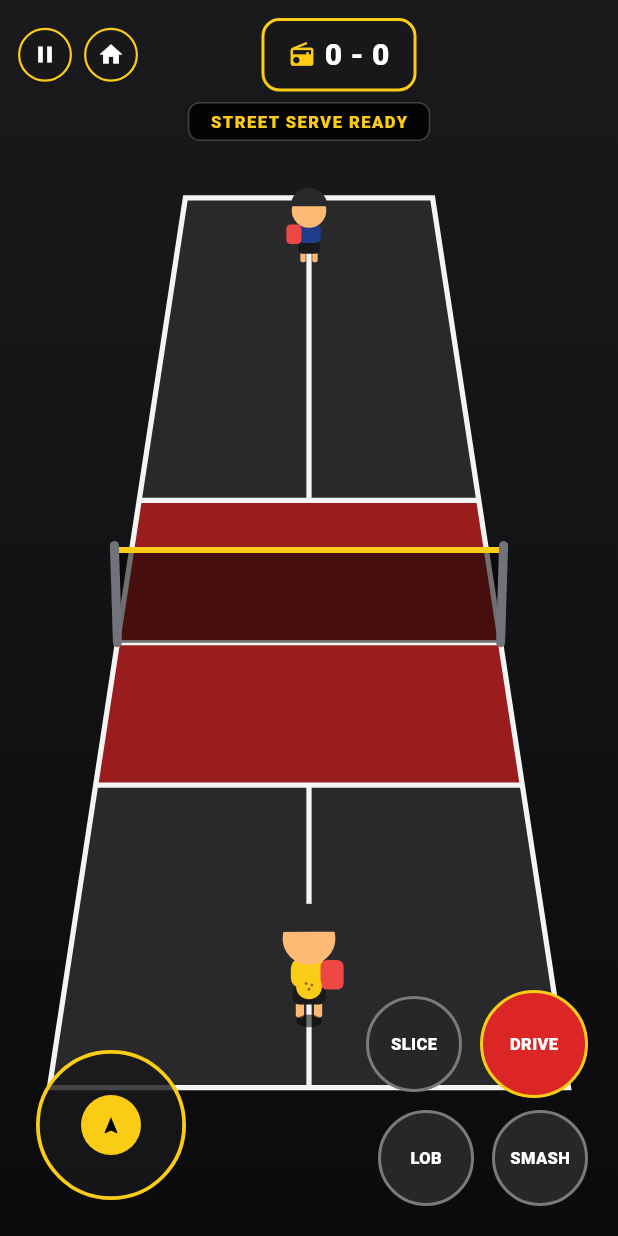
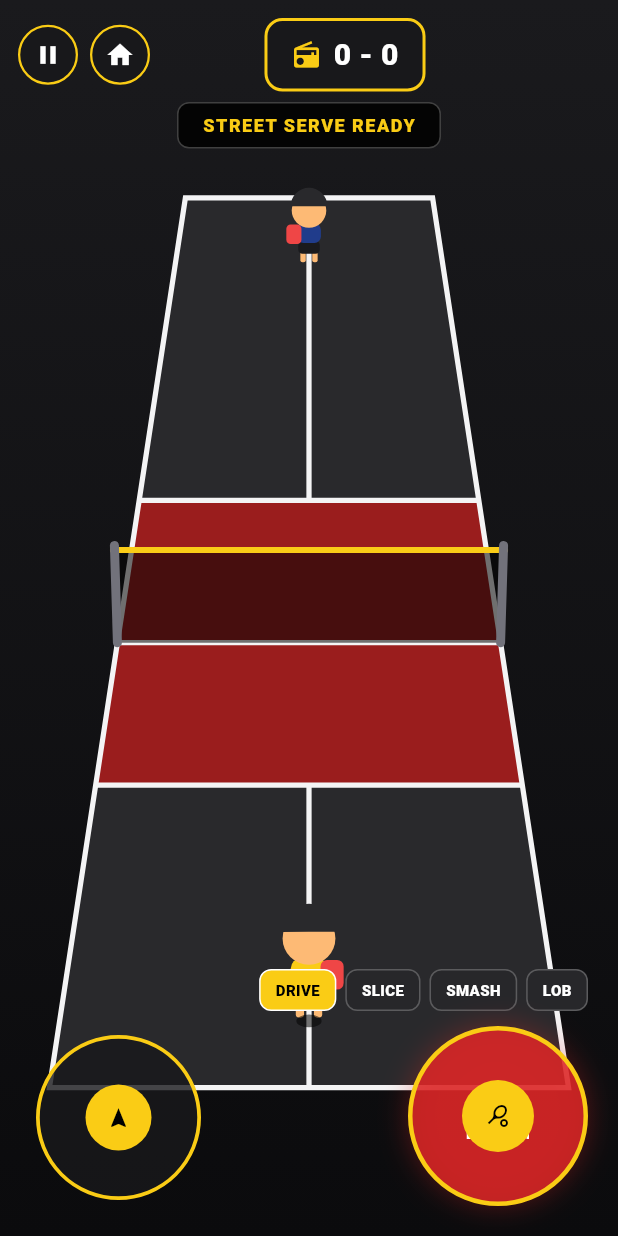
Before and after one commit to seviioo/Pickleball_App, a Flutter app: the CourtGameplayScreen screen opened directly with sample values from the repository, on a phone screen of 412 x 824 dp. Run offline on Flutter 3.47's test engine with Material 3 defaults, Android fonts, the light colour scheme and no system bars; our stand-ins replace shared_preferences; missing offline and left inert: flame, flame_audio; accounts and stored records are empty.

Commit message:
Added drag and aim in Court gameplay

```diff
--- a/lib/screens/court_gameplay_screen.dart
+++ b/lib/screens/court_gameplay_screen.dart
@@ -40,6 +40,7 @@ class _CourtGameplayScreenState extends State<CourtGameplayScreen> {
   bool _hasShownGameOverModal = false;
   double ultimateGauge = 0.0;
   bool isUltimateActive = false;
+
   double ballX = 0.0;
   double ballY = 0.85;
   double ballHeight = 0.4;
@@ -47,16 +48,20 @@ class _CourtGameplayScreenState extends State<CourtGameplayScreen> {
   double playerY = 0.85;
   double opponentX = 0.0;
   double opponentY = -0.85;
+
   double? orbX;
   double? orbY;
   OrbType? orbType;
   bool isDoublePointsActive = false;
   bool isAiShrunk = false;
   String? timingFeedback;
+
   double? aimTargetX;
   double? aimTargetY;
   bool isAiming = false;
+
   String selectedShotType = 'DRIVE';
+
   CharacterAnimState playerAnimState = CharacterAnimState.idle;
   CharacterAnimState aiAnimState = CharacterAnimState.idle;
   int playerFrame = 0;
@@ -135,6 +140,7 @@ class _CourtGameplayScreenState extends State<CourtGameplayScreen> {
               this.aimTargetY = aimTargetY;
               this.isAiming = isAiming;
             });
+
             if (isGameOver && !_hasShownGameOverModal) {
               _hasShownGameOverModal = true;
               _showGameOverDialog();
@@ -328,9 +334,6 @@ class _CourtGameplayScreenState extends State<CourtGameplayScreen> {
           playerScore: playerScore,
           opponentScore: opponentScore,
           aiDupr: widget.aiDupr,
-          isVictory: playerScore > opponentScore,
-          isTournamentMatch: widget.isTournamentMatch,
-          tournamentRound: widget.tournamentRound,
         ),
       ),
     );
@@ -341,35 +344,6 @@ class _CourtGameplayScreenState extends State<CourtGameplayScreen> {
     return Scaffold(
       backgroundColor: const Color(0xFF09090B),
       body: SafeArea(
-        child: OrientationBuilder(
-          builder: (context, orientation) {
-            final bool isLandscape = orientation == Orientation.landscape;
-
-            return GestureDetector(
-              onPanStart: (details) {
-                final RenderBox? box = context.findRenderObject() as RenderBox?;
-                if (box != null) {
-                  final localPos = box.globalToLocal(details.globalPosition);
-                  final normX = ((localPos.dx / box.size.width) - 0.5) * 2.0;
-                  final normY = ((localPos.dy / box.size.height) - 0.5) * 2.0;
-                  game.updateAim(Offset(normX, normY));
-                }
-              },
-              onPanUpdate: (details) {
-                final RenderBox? box = context.findRenderObject() as RenderBox?;
-                if (box != null) {
-                  final localPos = box.globalToLocal(details.globalPosition);
-                  final normX = ((localPos.dx / box.size.width) - 0.5) * 2.0;
-                  final normY = ((localPos.dy / box.size.height) - 0.5) * 2.0;
-                  game.updateAim(Offset(normX, normY));
-                }
-              },
-              onPanEnd: (details) {
-                game.triggerDragAttack(Offset.zero, selectedShotType);
-              },
-              onPanCancel: () {
-                game.cancelAim();
-              },
         child: Stack(
           children: [
             Positioned.fill(
@@ -394,6 +368,9 @@ class _CourtGameplayScreenState extends State<CourtGameplayScreen> {
                   aiAnimState: aiAnimState,
                   playerFrame: playerFrame,
                   aiFrame: aiFrame,
+                  aimTargetX: aimTargetX,
+                  aimTargetY: aimTargetY,
+                  isAiming: isAiming,
                 ),
               ),
             ),
@@ -403,8 +380,10 @@ class _CourtGameplayScreenState extends State<CourtGameplayScreen> {
                 child: GameWidget(game: game),
               ),
             ),
+
+            // Top Header Bar
             Positioned(
-                    top: isLandscape ? 6 : 12,
+              top: 12,
               left: 12,
               right: 12,
               child: Row(
@@ -418,28 +397,25 @@ class _CourtGameplayScreenState extends State<CourtGameplayScreen> {
                     ],
                   ),
                   Container(
-                          padding: EdgeInsets.symmetric(
-                            horizontal: isLandscape ? 12 : 16,
-                            vertical: isLandscape ? 4 : 8,
-                          ),
+                    padding:
+                        const EdgeInsets.symmetric(horizontal: 16, vertical: 8),
                     decoration: BoxDecoration(
                       color: const Color(0xFF18181B),
                       borderRadius: BorderRadius.circular(12),
-                            border: Border.all(
-                                color: const Color(0xFFFACC15), width: 2),
+                      border:
+                          Border.all(color: const Color(0xFFFACC15), width: 2),
                     ),
                     child: Row(
                       children: [
                         const Icon(Icons.radio,
-                                  color: Color(0xFFFACC15), size: 18),
-                              const SizedBox(width: 6),
+                            color: Color(0xFFFACC15), size: 20),
+                        const SizedBox(width: 8),
                         Text(
                           '$playerScore - $opponentScore',
-                                style: TextStyle(
+                          style: const TextStyle(
                               color: Colors.white,
-                                  fontSize: isLandscape ? 16 : 20,
-                                  fontWeight: FontWeight.w900,
-                                ),
+                              fontSize: 20,
+                              fontWeight: FontWeight.w900),
                         ),
                       ],
                     ),
@@ -447,31 +423,33 @@ class _CourtGameplayScreenState extends State<CourtGameplayScreen> {
                   if (isDoublePointsActive)
                     Container(
                       padding: const EdgeInsets.symmetric(
-                                horizontal: 10, vertical: 4),
+                          horizontal: 12, vertical: 6),
                       decoration: BoxDecoration(
                           color: const Color(0xFFEAB308),
                           borderRadius: BorderRadius.circular(8)),
-                            child: const Text('2X POINTS',
+                      child: const Text('2X POINTS ACTIVE',
                           style: TextStyle(
                               color: Colors.black,
                               fontWeight: FontWeight.w900,
-                                    fontSize: 10)),
+                              fontSize: 11)),
                     )
                   else
                     const SizedBox(width: 40),
                 ],
               ),
             ),
+
+            // Match Status Banner
             Positioned(
-                    top: isLandscape ? 44 : 68,
+              top: 68,
               left: 0,
               right: 0,
               child: Center(
                 child: Container(
-                        padding: const EdgeInsets.symmetric(
-                            horizontal: 14, vertical: 4),
+                  padding:
+                      const EdgeInsets.symmetric(horizontal: 16, vertical: 6),
                   decoration: BoxDecoration(
-                          color: Colors.black.withOpacity(0.85),
+                    color: Colors.black.withValues(alpha: 0.85),
                     borderRadius: BorderRadius.circular(8),
                     border: Border.all(color: Colors.white24),
                   ),
@@ -479,70 +457,61 @@ class _CourtGameplayScreenState extends State<CourtGameplayScreen> {
                     matchStatus,
                     style: const TextStyle(
                         color: Color(0xFFFACC15),
-                              fontSize: 11,
+                        fontSize: 12,
                         fontWeight: FontWeight.w900,
                         letterSpacing: 1.0),
                   ),
                 ),
               ),
             ),
+
             if (!isGameOver) ...[
+              // Left Joystick (Movement)
               Positioned(
-                      left: isLandscape ? 16 : 24,
-                      bottom: isLandscape ? 12 : 24,
+                left: 24,
+                bottom: 24,
                 child: TouchJoystickWheel(
                   onJoystickMoved: (Offset direction) {
                     game.updatePlayerMovement(direction);
                   },
                 ),
               ),
+
+              // Right Drag-and-Release Aiming Pad
               Positioned(
-                      right: isLandscape ? 16 : 20,
-                      bottom: isLandscape ? 10 : 20,
+                right: 20,
+                bottom: 20,
                 child: Column(
                   mainAxisSize: MainAxisSize.min,
                   crossAxisAlignment: CrossAxisAlignment.end,
                   children: [
+                    // Shot Type Toggle Row
                     Row(
                       mainAxisSize: MainAxisSize.min,
                       children: [
-                              _buildStreetButton(
-                                label: 'SLICE',
-                                onPressed: () =>
-                                    setState(() => selectedShotType = 'SLICE'),
-                                isPrimary: selectedShotType == 'SLICE',
-                                isLandscape: isLandscape,
-                              ),
-                              SizedBox(width: isLandscape ? 8 : 12),
-                              _buildStreetButton(
-                                label: 'DRIVE',
-                                onPressed: () =>
-                                    setState(() => selectedShotType = 'DRIVE'),
-                                isPrimary: selectedShotType == 'DRIVE',
-                                isLandscape: isLandscape,
-                              ),
+                        _buildShotTypeChip('DRIVE'),
+                        const SizedBox(width: 6),
+                        _buildShotTypeChip('SLICE'),
+                        const SizedBox(width: 6),
+                        _buildShotTypeChip('SMASH'),
+                        const SizedBox(width: 6),
+                        _buildShotTypeChip('LOB'),
                       ],
                     ),
-                          SizedBox(height: isLandscape ? 6 : 8),
-                          Row(
-                            mainAxisSize: MainAxisSize.min,
-                            children: [
-                              _buildStreetButton(
-                                label: 'LOB',
-                                onPressed: () =>
-                                    setState(() => selectedShotType = 'LOB'),
-                                isPrimary: selectedShotType == 'LOB',
-                                isLandscape: isLandscape,
-                              ),
-                              SizedBox(width: isLandscape ? 8 : 12),
-                              _buildStreetButton(
-                                label: 'SMASH',
-                                onPressed: () =>
-                                    setState(() => selectedShotType = 'SMASH'),
-                                isPrimary: selectedShotType == 'SMASH',
-                                isLandscape: isLandscape,
-                              ),
-                            ],
+                    const SizedBox(height: 10),
+                    // Drag Attack Pad
+                    DragAttackJoystick(
+                      selectedShotType: selectedShotType,
+                      onAimUpdated: (Offset aimNormalized) {
+                        game.updateAim(aimNormalized);
+                      },
+                      onReleaseAttack: (Offset releaseNormalized) {
+                        game.triggerDragAttack(
+                            releaseNormalized, selectedShotType);
+                      },
+                      onCancelAim: () {
+                        game.cancelAim();
+                      },
                     ),
                   ],
                 ),
@@ -550,8 +519,28 @@ class _CourtGameplayScreenState extends State<CourtGameplayScreen> {
             ],
           ],
         ),
+      ),
     );
-          },
+  }
+
+  Widget _buildShotTypeChip(String type) {
+    final bool isSelected = selectedShotType == type;
+    return GestureDetector(
+      onTap: () => setState(() => selectedShotType = type),
+      child: Container(
+        padding: const EdgeInsets.symmetric(horizontal: 10, vertical: 6),
+        decoration: BoxDecoration(
+          color: isSelected ? const Color(0xFFFACC15) : const Color(0xFF27272A),
+          borderRadius: BorderRadius.circular(8),
+          border: Border.all(color: isSelected ? Colors.white : Colors.white24),
+        ),
+        child: Text(
+          type,
+          style: TextStyle(
+            color: isSelected ? Colors.black : Colors.white,
+            fontSize: 10,
+            fontWeight: FontWeight.w900,
+          ),
         ),
       ),
     );
@@ -559,51 +548,17 @@ class _CourtGameplayScreenState extends State<CourtGameplayScreen> {
 
   Widget _buildHeaderIconButton(IconData icon, VoidCallback onPressed) {
     return Container(
-      width: 36,
-      height: 36,
+      width: 40,
+      height: 40,
       decoration: BoxDecoration(
-        color: const Color(0xFF18181B).withOpacity(0.8),
+        color: const Color(0xFF18181B).withValues(alpha: 0.8),
         shape: BoxShape.circle,
         border: Border.all(color: const Color(0xFFFACC15), width: 1.5),
       ),
       child: IconButton(
         padding: EdgeInsets.zero,
-        icon: Icon(icon, color: Colors.white, size: 18),
+        icon: Icon(icon, color: Colors.white, size: 20),
         onPressed: onPressed,
-      ),
-    );
-  }
-
-  Widget _buildStreetButton({
-    required String label,
-    required VoidCallback onPressed,
-    bool isPrimary = false,
-    bool isLandscape = false,
-  }) {
-    final double size =
-        isLandscape ? (isPrimary ? 58 : 50) : (isPrimary ? 72 : 64);
-
-    return GestureDetector(
-      onTap: onPressed,
-      child: Container(
-        width: size,
-        height: size,
-        decoration: BoxDecoration(
-          color: isPrimary ? const Color(0xFFDC2626) : const Color(0xFF27272A),
-          shape: BoxShape.circle,
-          border: Border.all(
-              color: isPrimary ? const Color(0xFFFACC15) : Colors.white38,
-              width: 2.0),
-        ),
-        child: Center(
-          child: Text(
-            label,
-            style: TextStyle(
-                color: Colors.white,
-                fontWeight: FontWeight.w900,
-                fontSize: isLandscape ? 9 : 11),
-          ),
-        ),
       ),
     );
   }
@@ -619,8 +574,8 @@ class TouchJoystickWheel extends StatefulWidget {
 
 class _TouchJoystickWheelState extends State<TouchJoystickWheel> {
   Offset _dragPosition = Offset.zero;
-  final double _baseRadius = 50.0;
-  final double _knobRadius = 20.0;
+  final double _baseRadius = 55.0;
+  final double _knobRadius = 22.0;
 
   void _updatePosition(Offset offset) {
     final double distance = offset.distance;
@@ -635,6 +590,7 @@ class _TouchJoystickWheelState extends State<TouchJoystickWheel> {
     setState(() {
       _dragPosition = clampedOffset;
     });
+
     final normalized = Offset(
       clampedOffset.dx / maxDistance,
       clampedOffset.dy / maxDistance,
@@ -663,7 +619,7 @@ class _TouchJoystickWheelState extends State<TouchJoystickWheel> {
         height: _baseRadius * 2,
         decoration: BoxDecoration(
           shape: BoxShape.circle,
-          color: const Color(0xFF18181B).withOpacity(0.80),
+          color: const Color(0xFF18181B).withValues(alpha: 0.80),
           border: Border.all(color: const Color(0xFFFACC15), width: 2.5),
         ),
         child: Stack(
@@ -679,7 +635,7 @@ class _TouchJoystickWheelState extends State<TouchJoystickWheel> {
                   color: Color(0xFFFACC15),
                 ),
                 child:
-                    const Icon(Icons.navigation, size: 14, color: Colors.black),
+                    const Icon(Icons.navigation, size: 16, color: Colors.black),
               ),
             ),
           ],
@@ -688,3 +644,120 @@ class _TouchJoystickWheelState extends State<TouchJoystickWheel> {
     );
   }
 }
+
+/// Attack Drag-and-Release Aim Pad Component
+class DragAttackJoystick extends StatefulWidget {
+  final String selectedShotType;
+  final Function(Offset aimNormalized) onAimUpdated;
+  final Function(Offset releaseNormalized) onReleaseAttack;
+  final VoidCallback onCancelAim;
+
+  const DragAttackJoystick({
+    super.key,
+    required this.selectedShotType,
+    required this.onAimUpdated,
+    required this.onReleaseAttack,
+    required this.onCancelAim,
+  });
+
+  @override
+  State<DragAttackJoystick> createState() => _DragAttackJoystickState();
+}
+
+class _DragAttackJoystickState extends State<DragAttackJoystick> {
+  Offset _dragPosition = Offset.zero;
+  final double _baseRadius = 60.0;
+  final double _knobRadius = 24.0;
+
+  void _updatePosition(Offset offset) {
+    final double distance = offset.distance;
+    final double maxDistance = _baseRadius - _knobRadius;
+    Offset clampedOffset = offset;
+    if (distance > maxDistance) {
+      clampedOffset = Offset(
+        (offset.dx / distance) * maxDistance,
+        (offset.dy / distance) * maxDistance,
+      );
+    }
+    setState(() {
+      _dragPosition = clampedOffset;
+    });
+
+    final normalized = Offset(
+      clampedOffset.dx / maxDistance,
+      clampedOffset.dy / maxDistance,
+    );
+    widget.onAimUpdated(normalized);
+  }
+
+  void _onRelease() {
+    final double maxDistance = _baseRadius - _knobRadius;
+    final normalized = Offset(
+      _dragPosition.dx / maxDistance,
+      _dragPosition.dy / maxDistance,
+    );
+    widget.onReleaseAttack(normalized);
+    setState(() {
+      _dragPosition = Offset.zero;
+    });
+  }
+
+  @override
+  Widget build(BuildContext context) {
+    return GestureDetector(
+      onPanStart: (details) => _updatePosition(
+          details.localPosition - Offset(_baseRadius, _baseRadius)),
+      onPanUpdate: (details) => _updatePosition(
+          details.localPosition - Offset(_baseRadius, _baseRadius)),
+      onPanEnd: (_) => _onRelease(),
+      onPanCancel: () {
+        setState(() => _dragPosition = Offset.zero);
+        widget.onCancelAim();
+      },
+      child: Container(
+        width: _baseRadius * 2,
+        height: _baseRadius * 2,
+        decoration: BoxDecoration(
+          shape: BoxShape.circle,
+          color: const Color(0xFFDC2626).withValues(alpha: 0.85),
+          border: Border.all(color: const Color(0xFFFACC15), width: 3.0),
+          boxShadow: [
+            BoxShadow(
+                color: const Color(0xFFDC2626).withValues(alpha: 0.35),
+                blurRadius: 16),
+          ],
+        ),
+        child: Stack(
+          alignment: Alignment.center,
+          children: [
+            const Column(
+              mainAxisAlignment: MainAxisAlignment.center,
+              children: [
+                Icon(Icons.gps_fixed, color: Colors.white70, size: 22),
+                SizedBox(height: 2),
+                Text('DRAG AIM',
+                    style: TextStyle(
+                        color: Colors.white,
+                        fontSize: 8.5,
+                        fontWeight: FontWeight.w900)),
+              ],
+            ),
+            Transform.translate(
+              offset: _dragPosition,
+              child: Container(
+                width: _knobRadius * 2,
+                height: _knobRadius * 2,
+                decoration: const BoxDecoration(
+                  shape: BoxShape.circle,
+                  color: Color(0xFFFACC15),
+                ),
+                child: const Icon(Icons.sports_tennis,
+                    size: 16, color: Colors.black),
+              ),
+            ),
+          ],
+        ),
+      ),
+    );
+  }
+}
```
Lines whose indentation alone changed are shown as unchanged.
